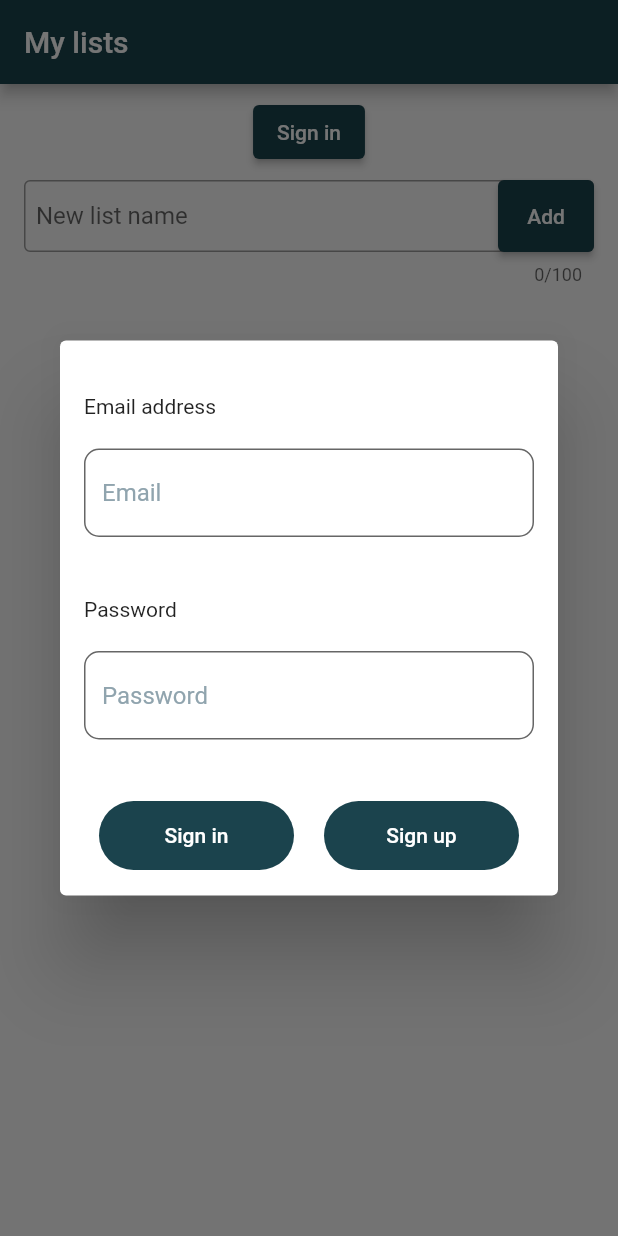
After one commit to valentinavolgina2/links_app, a Flutter app: the screen it shows after launch, after a tap on "Sign in", on a phone screen of 412 x 824 dp. The commit adds this screen. Run offline on Flutter 3.47's test engine with Material 2 defaults, Android fonts, the phone set to English and light mode, and no system bars; our stand-ins replace firebase_auth, firebase_core, firebase_database, shared_preferences; accounts and stored records are empty; statements that could not run were skipped.

Commit message:
Added email authentication

```diff
--- /dev/null
+++ b/lib/connection/authentication.dart
@@ -0,0 +1,95 @@
+import 'package:firebase_core/firebase_core.dart';
+import 'package:firebase_auth/firebase_auth.dart';
+import 'package:shared_preferences/shared_preferences.dart';
+
+final FirebaseAuth _auth = FirebaseAuth.instance;
+
+String? uid;
+String? userEmail;
+
+Future<User?> registerWithEmailPassword(String email, String password) async {
+  User? user;
+
+  try {
+    UserCredential userCredential = await _auth.createUserWithEmailAndPassword(
+      email: email,
+      password: password,
+    );
+
+    user = userCredential.user;
+
+    if (user != null) {
+      uid = user.uid;
+      userEmail = user.email;
+    }
+  } on FirebaseAuthException catch (e) {
+    if (e.code == 'weak-password') {
+      print('The password provided is too weak.');
+      throw 'The password provided is too weak.';
+    } else if (e.code == 'email-already-in-use') {
+      print('An account already exists for that email.');
+      throw 'An account already exists for that email.';
+    }
+  } catch (e) {
+    print(e);
+    throw e.toString();
+  }
+
+  return user;
+}
+
+Future<User?> signInWithEmailPassword(String email, String password) async {
+  User? user;
+
+  try {
+    UserCredential userCredential = await _auth.signInWithEmailAndPassword(
+      email: email,
+      password: password,
+    );
+    user = userCredential.user;
+
+    if (user != null) {
+      uid = user.uid;
+      userEmail = user.email;
+
+      SharedPreferences prefs = await SharedPreferences.getInstance();
+      await prefs.setBool('auth', true);
+    }
+  } on FirebaseAuthException catch (e) {
+    if (e.code == 'user-not-found') {
+      print('No user found for that email.');
+      throw 'No user found for that email.';
+    } else if (e.code == 'wrong-password') {
+      print('Wrong password provided.');
+      throw 'Wrong password provided.';
+    }
+  }
+
+  return user;
+}
+
+Future<String> signOut() async {
+  await _auth.signOut();
+
+  SharedPreferences prefs = await SharedPreferences.getInstance();
+  prefs.setBool('auth', false);
+
+  uid = null;
+  userEmail = null;
+
+  return 'User signed out';
+}
+
+Future getUser() async {
+  SharedPreferences prefs = await SharedPreferences.getInstance();
+  bool authSignedIn = prefs.getBool('auth') ?? false;
+
+  final User? user = _auth.currentUser;
+
+  if (authSignedIn == true) {
+    if (user != null) {
+      uid = user.uid;
+      userEmail = user.email;
+    }
+  }
+}
--- a/lib/connection/database.dart
+++ b/lib/connection/database.dart
@@ -1,3 +1,4 @@
+import 'package:firebase_auth/firebase_auth.dart';
 import 'package:firebase_core/firebase_core.dart';
 import 'package:firebase_database/firebase_database.dart';
 
@@ -21,6 +22,8 @@
       FirebaseDatabase.instance
           .useDatabaseEmulator(_emulatorHost, _emulatorPort);
     }
+
+    await FirebaseAuth.instance.useAuthEmulator('localhost', 9099);
   }
 
   static void enableLogging(state) {
--- a/lib/main.dart
+++ b/lib/main.dart
@@ -4,11 +4,16 @@
 import 'package:links_app/connection/database.dart';
 import 'package:links_app/providers/list.dart';
 import 'package:links_app/styles/color.dart';
+import 'package:links_app/widgets/auth_dialog.dart';
 import 'package:links_app/widgets/list_card.dart';
 import 'package:firebase_database/firebase_database.dart';
 
 import 'package:firebase_core/firebase_core.dart';
 
+import 'package:firebase_auth/firebase_auth.dart';
+import 'package:links_app/widgets/message.dart';
+
+import 'connection/authentication.dart';
 import 'model/list.dart';
 
 Future<void> main() async {
@@ -53,16 +58,27 @@
   late StreamSubscription<DatabaseEvent> _listsDeleteSubscription;
   late StreamSubscription<DatabaseEvent> _listsChangeSubscription;
 
-  TextEditingController addListController = TextEditingController();
+  late TextEditingController addListController;
+
+  bool _isProcessing = false;
 
   @override
   void initState() {
     init();
+    getUserInfo();
     super.initState();
+  }
+
+  Future getUserInfo() async {
+    await getUser();
+    setState(() {});
+    //print(uid);
   }
 
   Future<void> init() async {
     DB.enableLogging(false);
+
+    addListController = TextEditingController();
 
     _listsSubscription = ListProvider.listsRef.onChildAdded.listen(
       (DatabaseEvent event) {
@@ -118,6 +134,31 @@
     addListController.clear();
   }
 
+  _signout() async {
+    setState(() {
+      _isProcessing = true;
+    });
+
+    await signOut().then((result) {
+      SystemMessage.showSuccess(
+          context: context, message: 'You have signed out successfully.');
+
+      Navigator.of(context).pushReplacement(
+        MaterialPageRoute(
+          fullscreenDialog: true,
+          builder: (context) => MyHomePage(title: 'My lists'),
+        ),
+      );
+    }).catchError((error) {
+      SystemMessage.showError(
+          context: context, message: 'Sign Out Error: $error');
+    });
+
+    setState(() {
+      _isProcessing = false;
+    });
+  }
+
   @override
   Widget build(BuildContext context) {
     return Scaffold(
@@ -129,6 +170,31 @@
         padding: const EdgeInsets.all(8.0),
         child: Column(
           children: [
+            ElevatedButton(
+                onPressed: userEmail == null
+                    ? () async {
+                        await showDialog(
+                          context: context,
+                          builder: (context) => AuthDialog(),
+                        );
+
+                        setState(() {});
+                      }
+                    : null,
+                child: userEmail == null
+                    ? const Text('Sign in')
+                    : Row(children: [
+                        Text(userEmail!,
+                            style: const TextStyle(
+                              color: Colors.white70,
+                            )),
+                        const SizedBox(width: 20.0),
+                        TextButton(
+                            onPressed: _isProcessing ? null : () => _signout(),
+                            child: _isProcessing
+                                ? const CircularProgressIndicator()
+                                : const Text('Sign out'))
+                      ])),
             Padding(
               padding: const EdgeInsets.fromLTRB(8.0, 8.0, 8.0, 16.0),
               child: TextField(
--- /dev/null
+++ b/lib/widgets/auth_dialog.dart
@@ -0,0 +1,263 @@
+import 'package:flutter/material.dart';
+import 'package:links_app/styles/color.dart';
+
+import '../connection/authentication.dart';
+import 'message.dart';
+
+class AuthDialog extends StatefulWidget {
+  const AuthDialog({super.key});
+
+  @override
+  State<AuthDialog> createState() => _AuthDialogState();
+}
+
+class _AuthDialogState extends State<AuthDialog> {
+  late TextEditingController textControllerEmail;
+  late FocusNode textFocusNodeEmail;
+  bool _isEditingEmail = false;
+
+  late TextEditingController textControllerPassword;
+  late FocusNode textFocusNodePassword;
+
+  bool _isRegistering = false;
+
+  late String _error;
+
+  static const double space20 = 20.0;
+  static const double space40 = 40.0;
+
+  @override
+  void initState() {
+    textControllerEmail = TextEditingController();
+    textControllerEmail.text = '';
+    textFocusNodeEmail = FocusNode();
+
+    textControllerPassword = TextEditingController();
+    textControllerEmail.text = '';
+    textFocusNodePassword = FocusNode();
+
+    _error = '';
+
+    super.initState();
+  }
+
+  String? _validateEmail(String value) {
+    value = value.trim();
+
+    if (textControllerEmail.text.isNotEmpty) {
+      if (value.isEmpty) {
+        return 'Email can\'t be empty';
+      } else if (!value.contains(RegExp(
+          r"^[a-zA-Z0-9.a-zA-Z0-9.!#$%&'*+-/=?^_`{|}~]+@[a-zA-Z0-9]+\.[a-zA-Z]+"))) {
+        return 'Enter a correct email address';
+      }
+    }
+
+    return null;
+  }
+
+  void _signup(BuildContext context) async {
+    setState(() {
+      _isRegistering = true;
+    });
+
+    await registerWithEmailPassword(
+            textControllerEmail.text, textControllerPassword.text)
+        .then((result) {
+      if (result != null) {
+        Navigator.of(context).pop();
+
+        SystemMessage.showSuccess(
+            context: context, message: 'You have registered successfully.');
+      }
+    }).catchError((error) {
+      print('Registration Error: $error');
+
+      setState(() {
+        _error = 'Error occured while registering: $error';
+      });
+    });
+
+    setState(() {
+      _isRegistering = false;
+    });
+  }
+
+  void _signin(BuildContext context) async {
+    await signInWithEmailPassword(
+            textControllerEmail.text, textControllerPassword.text)
+        .then((result) {
+      if (result != null) {
+        Navigator.of(context).pop();
+
+        SystemMessage.showSuccess(context: context, message: 'Welcome back!');
+      }
+    }).catchError((error) {
+      setState(() {
+        _error = 'Authentication Error: $error';
+      });
+      print('Authentication Error: $error');
+    });
+  }
+
+  @override
+  Widget build(BuildContext context) {
+    return Dialog(
+      // ...
+      child: SingleChildScrollView(
+        child: Padding(
+          padding: const EdgeInsets.all(16.0),
+          child: Container(
+            child: Column(
+              crossAxisAlignment: CrossAxisAlignment.start,
+              mainAxisSize: MainAxisSize.min,
+              children: [
+                const SizedBox(height: 20.0),
+                const Text('Email address'),
+                const SizedBox(height: 20.0),
+                TextField(
+                  focusNode: textFocusNodeEmail,
+                  keyboardType: TextInputType.emailAddress,
+                  textInputAction: TextInputAction.next,
+                  controller: textControllerEmail,
+                  autofocus: false,
+                  onChanged: (value) {
+                    setState(() {
+                      _isEditingEmail = true;
+                    });
+                  },
+                  onSubmitted: (value) {
+                    textFocusNodeEmail.unfocus();
+                    FocusScope.of(context).requestFocus(textFocusNodePassword);
+                  },
+                  style: const TextStyle(color: Colors.black),
+                  decoration: InputDecoration(
+                    border: OutlineInputBorder(
+                      borderRadius: BorderRadius.circular(10),
+                      borderSide: BorderSide(
+                        color: Colors.blueGrey[800]!,
+                        width: 3,
+                      ),
+                    ),
+                    filled: true,
+                    hintStyle: TextStyle(
+                      color: Colors.blueGrey[300],
+                    ),
+                    hintText: "Email",
+                    fillColor: Colors.white,
+                    errorText: _isEditingEmail
+                        ? _validateEmail(textControllerEmail.text)
+                        : null,
+                    errorStyle: const TextStyle(
+                      fontSize: 12,
+                      color: Colors.redAccent,
+                    ),
+                  ),
+                ),
+                const SizedBox(height: space40),
+                const Text('Password'),
+                const SizedBox(height: space20),
+                TextField(
+                  focusNode: textFocusNodePassword,
+                  keyboardType: TextInputType.visiblePassword,
+                  textInputAction: TextInputAction.next,
+                  controller: textControllerPassword,
+                  autofocus: false,
+                  // onChanged: (value) {
+                  //   setState(() {
+                  //     _isEditingEmail = true;
+                  //   });
+                  // },
+                  // onSubmitted: (value) {
+                  //   textFocusNodePassword.unfocus();
+                  //   FocusScope.of(context).requestFocus(textFocusNodePassword);
+                  // },
+                  style: const TextStyle(color: Colors.black),
+                  decoration: InputDecoration(
+                    border: OutlineInputBorder(
+                      borderRadius: BorderRadius.circular(10),
+                      borderSide: BorderSide(
+                        color: Colors.blueGrey[800]!,
+                        width: 3,
+                      ),
+                    ),
+                    filled: true,
+                    hintStyle: TextStyle(
+                      color: Colors.blueGrey[300],
+                    ),
+                    hintText: "Password",
+                    fillColor: Colors.white,
+                    // errorText: _isEditingEmail
+                    //     ? _validateEmail(textControllerEmail.text)
+                    //     : null,
+                    // errorStyle: TextStyle(
+                    //   fontSize: 12,
+                    //   color: Colors.redAccent,
+                  ),
+                ),
+                const SizedBox(height: space20),
+                _error == '' ? const SizedBox() : Padding(
+                  padding: const EdgeInsets.only(top: space20, bottom: space20),
+                  child: Center(child: Text(_error, style: const TextStyle(color: Colors.redAccent))),
+                ),
+                const SizedBox(height: space20),
+                Row(
+                  mainAxisSize: MainAxisSize.max,
+                  mainAxisAlignment: MainAxisAlignment.spaceAround,
+                  children: [
+                    Flexible(
+                      flex: 1,
+                      child: Container(
+                        width: double.maxFinite,
+                        padding: const EdgeInsets.only(left: 10, right: 10),
+                        child: FilledButton(
+                          onPressed: () => _signin(context),
+                          child: const Padding(
+                            padding: EdgeInsets.only(
+                              top: 15.0,
+                              bottom: 15.0,
+                            ),
+                            child: Text('Sign in'),
+                          ),
+                        ),
+                      ),
+                    ),
+                    Flexible(
+                      flex: 1,
+                      child: Container(
+                        width: double.maxFinite,
+                        padding: const EdgeInsets.only(left: 10, right: 10),
+                        child: FilledButton(
+                          onPressed: () => _signup(context),
+                          child: Padding(
+                            padding: const EdgeInsets.only(
+                              top: 15.0,
+                              bottom: 15.0,
+                            ),
+                            child: _isRegistering
+                                ? const SizedBox(
+                                    height: 16,
+                                    width: 16,
+                                    child: CircularProgressIndicator(
+                                      strokeWidth: 2,
+                                      valueColor: AlwaysStoppedAnimation<Color>(
+                                        Colors.white,
+                                      ),
+                                    ),
+                                  )
+                                : const Text('Sign up'),
+                          ),
+                        ),
+                      ),
+                    ),
+                  ],
+                ),
+                //Center(child: GoogleButton()),
+              ],
+            ),
+          ),
+        ),
+      ),
+    );
+  }
+}
--- a/pubspec.yaml
+++ b/pubspec.yaml
@@ -18,6 +18,8 @@
   path: ^1.8.2
   firebase_database: ^10.1.1
   firebase_core: ^2.10.0
+  firebase_auth: ^4.5.0
+  shared_preferences: ^2.1.1
 
 dev_dependencies:
   flutter_test:
```
Also changed, not shown: lib/widgets/message.dart (+10 -0 lines), firebase.json.
